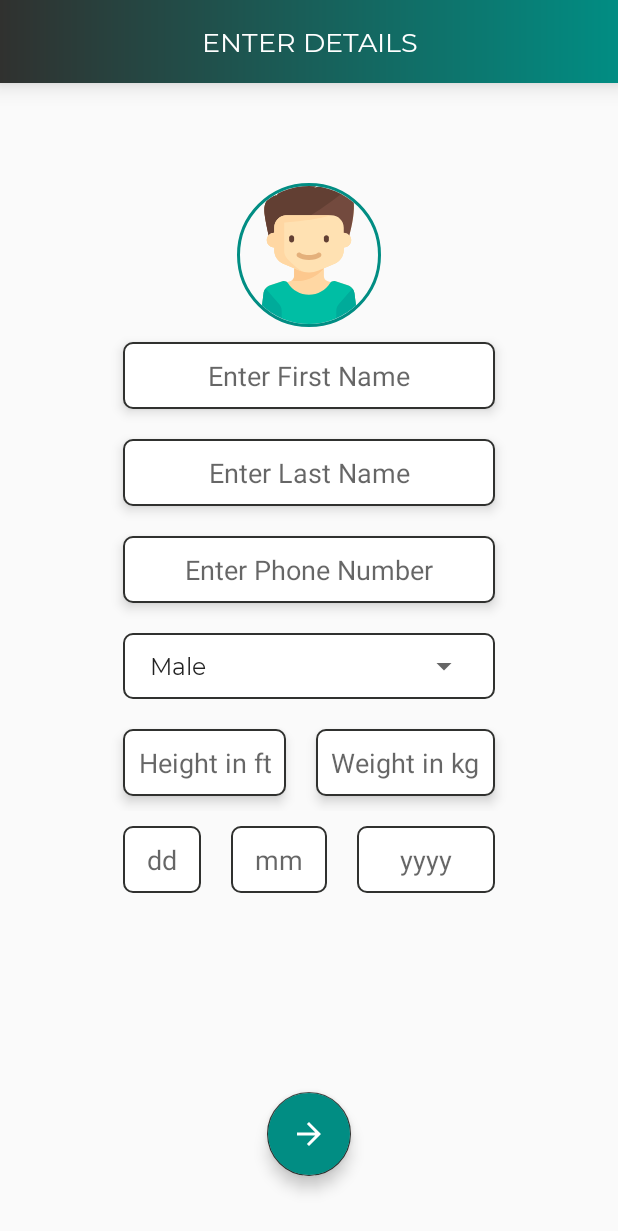
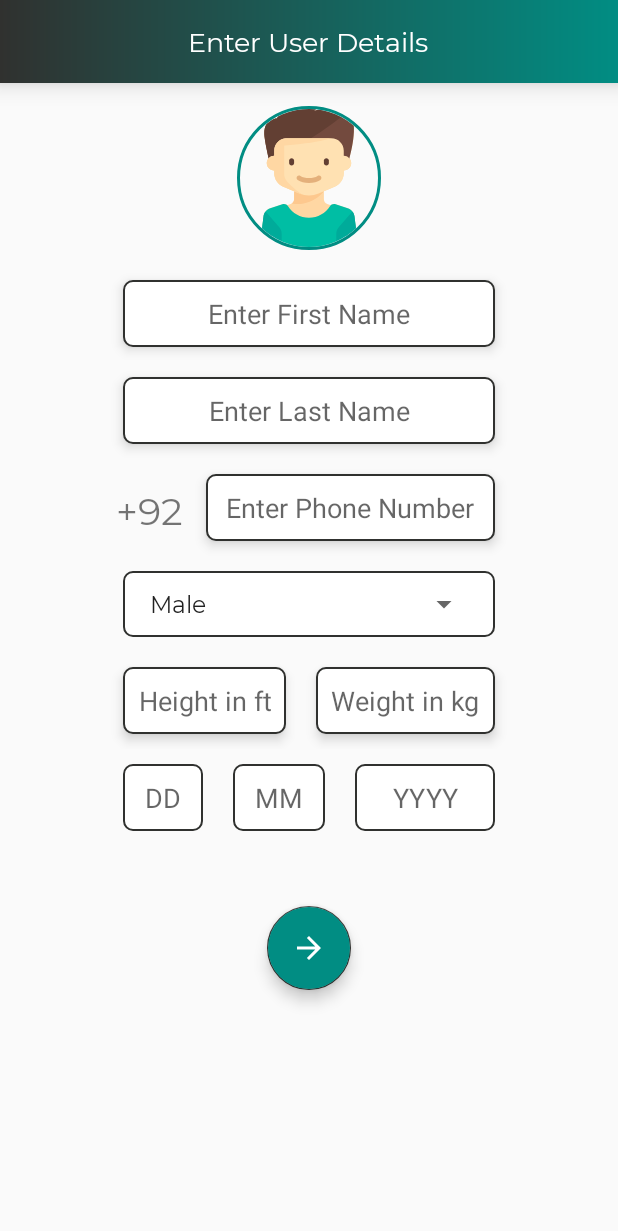
Before and after one commit to moazzamm2/worthywalkandroid, an Android app: the register screen opened directly, with no data from a screen before it, on a phone screen of 412 x 824 dp. Shown: the top 1231 px of the screen. Run offline under Robolectric (Android 15) with nearby library versions, the phone set to English and light mode, and no system bars; our stand-ins replace CircleImageView, Firebase (no records; nobody signed in at launch, a user with empty details on screens opened directly), Picasso; pictures from the network do not load.

Commit message:
push updates

```diff
--- a/app/src/main/res/layout/activity_register.xml
+++ b/app/src/main/res/layout/activity_register.xml
@@ -1,5 +1,5 @@
 <?xml version="1.0" encoding="utf-8"?>
-<RelativeLayout xmlns:android="http://schemas.android.com/apk/res/android"
+<androidx.constraintlayout.widget.ConstraintLayout xmlns:android="http://schemas.android.com/apk/res/android"
     xmlns:app="http://schemas.android.com/apk/res-auto"
     xmlns:tools="http://schemas.android.com/tools"
     android:layout_width="match_parent"
@@ -7,10 +7,16 @@
     tools:context=".register">
 
 
-    <RelativeLayout android:enabled="false" android:background="@drawable/gradient"
-        android:layout_height="55dp" android:layout_width="match_parent"
+    <RelativeLayout
+        app:layout_constraintLeft_toLeftOf="parent"
+        app:layout_constraintRight_toRightOf="parent"
+        app:layout_constraintTop_toTopOf="parent"
+        android:enabled="false"
+        android:background="@drawable/gradient"
+        android:layout_height="55dp"
+        android:layout_width="match_parent"
         android:elevation="10dp"
-        android:id="@+id/custom_actionbar_relative_layout_main" xmlns:android="http://schemas.android.com/apk/res/android">
+        android:id="@+id/custom_actionbar_relative_layout_main" >
 
 
 
@@ -19,38 +25,40 @@
             android:layout_width="wrap_content"
             android:id="@+id/title"
             android:textSize="18sp"
-
-            android:text="ENTER DETAILS"
+            android:text="Enter User Details"
             android:textColor="@android:color/white"
             android:textAlignment="center"
             android:gravity="center_vertical"
             android:layout_centerVertical="true"
             android:layout_centerInParent="true"/>
 
+    </RelativeLayout>
 
-
-
-    </RelativeLayout>
     <de.hdodenhof.circleimageview.CircleImageView
-        xmlns:app="http://schemas.android.com/apk/res-auto"
+        app:layout_constraintTop_toBottomOf="@id/custom_actionbar_relative_layout_main"
+        app:layout_constraintLeft_toLeftOf="parent"
+        app:layout_constraintRight_toRightOf="parent"
         android:id="@+id/profile_image"
         android:layout_width="96dp"
         android:layout_height="96dp"
         android:src="@drawable/ic_boy"
         app:civ_border_width="2dp"
-        android:layout_above="@+id/form"
+        android:layout_below="@+id/custom_actionbar_relative_layout_main"
         android:layout_centerInParent="true"
+        android:layout_marginTop="15dp"
         app:civ_border_color="@color/colorPrimary"/>
 
     <androidx.appcompat.widget.LinearLayoutCompat
+
         android:layout_width="wrap_content"
         android:id="@+id/form"
+        android:layout_marginTop="10dp"
         android:layout_height="wrap_content"
         android:orientation="vertical"
-    android:layout_centerHorizontal="true"
+        app:layout_constraintTop_toBottomOf="@+id/profile_image"
+        app:layout_constraintLeft_toLeftOf="parent"
+        app:layout_constraintRight_toRightOf="parent">
 
-android:layout_centerInParent="true"
-        >
 
 <EditText
     android:layout_margin="10dp"
@@ -62,12 +70,7 @@ android:hint="Enter First Name"
     android:inputType="text"
     android:background="@drawable/textbackground"
     android:elevation="5dp"
-
-
 />
-
-
-
         <EditText
             android:layout_margin="10dp"
             android:textAlignment="center"
@@ -81,8 +84,17 @@ android:id="@+id/lastname"
 
 
             />
-
-
+<LinearLayout
+    android:layout_width="match_parent"
+    android:layout_height="wrap_content"
+    android:orientation="horizontal">
+    <TextView
+        android:layout_width="50dp"
+        android:layout_height="30dp"
+        android:layout_marginLeft="5dp"
+        android:textSize="25sp"
+        android:layout_gravity="center"
+        android:text="+92"/>
     <EditText
         android:layout_margin="10dp"
         android:textAlignment="center"
@@ -93,9 +105,10 @@ android:id="@+id/lastname"
         android:hint="Enter Phone Number"
         android:background="@drawable/textbackground"
         android:elevation="5dp"
+        />
 
+</LinearLayout>
 
-            />
         <LinearLayout
             android:layout_margin="10dp"
             android:layout_width="match_parent"
@@ -117,8 +130,9 @@ android:id="@+id/lastname"
 
     />
         </LinearLayout>
+
 <LinearLayout
-    android:layout_width="wrap_content"
+    android:layout_width="match_parent"
     android:layout_height="wrap_content">
         <EditText
             android:layout_width="wrap_content"
@@ -154,40 +168,41 @@ android:id="@+id/weight"
     android:layout_height="wrap_content"
 
     >
+
     <EditText
+        android:id="@+id/day"
         android:layout_width="wrap_content"
         android:layout_height="wrap_content"
+        android:layout_margin="10dp"
+        android:layout_weight="1"
+        android:background="@drawable/textbackground"
+        android:hint="DD"
+
         android:inputType="date"
-android:hint="dd"
-        android:textAlignment="center"
-android:id="@+id/day"
+        android:textAlignment="center" />
+
+    <EditText
+        android:id="@+id/month"
+        android:layout_width="wrap_content"
+        android:layout_height="wrap_content"
         android:layout_margin="10dp"
 
         android:layout_weight="1"
         android:background="@drawable/textbackground"
-        />
+        android:hint="MM"
+        android:inputType="date"
+        android:textAlignment="center" />
+
     <EditText
+        android:id="@+id/year"
         android:layout_width="wrap_content"
         android:layout_height="wrap_content"
-        android:hint="mm"
+        android:layout_margin="10dp"
+        android:layout_weight="3"
+        android:background="@drawable/textbackground"
+
+        android:hint="YYYY"
         android:inputType="date"
-
-        android:layout_weight="1"
-        android:textAlignment="center"
-android:id="@+id/month"
-        android:layout_margin="10dp"
-        android:background="@drawable/textbackground"
-        />
-    <EditText
-        android:layout_width="wrap_content"
-        android:layout_height="wrap_content"
-        android:hint="yyyy"
-        android:layout_weight="3"
-        android:id="@+id/year"
-        android:inputType="date"
-
-        android:layout_margin="10dp"
-        android:background="@drawable/textbackground"
         android:textAlignment="center"
 
         />
@@ -200,12 +215,15 @@ android:id="@+id/month"
 
     <com.google.android.material.floatingactionbutton.FloatingActionButton
         android:layout_width="wrap_content"
-android:layout_centerInParent="true"
         android:layout_margin="40dp"
         android:layout_alignParentBottom="true"
         android:id="@+id/go"
-        android:layout_height="match_parent"
+        android:layout_height="wrap_content"
         android:src="@drawable/ic_arrow_forward_black_24dp"
         android:tint="@color/colorWhite"
-        android:backgroundTint="@color/colorPrimary"/>
-</RelativeLayout>
+        android:backgroundTint="@color/colorPrimary"
+        app:layout_constraintLeft_toLeftOf="parent"
+        app:layout_constraintRight_toRightOf="parent"
+        app:layout_constraintTop_toBottomOf="@id/form"
+        />
+</androidx.constraintlayout.widget.ConstraintLayout>
```
Also changed, not shown: app/src/main/java/worthywalk/example/com/worthywalk/Signup.java (+13 -5 lines), app/src/main/java/worthywalk/example/com/worthywalk/register.java (+112 -4 lines), app/src/main/res/layout/activity_workoutfrag.xml (+3 -7 lines), app/src/main/res/layout/dashboard.xml (+5 -3 lines). Lines whose indentation alone changed are shown as unchanged.
